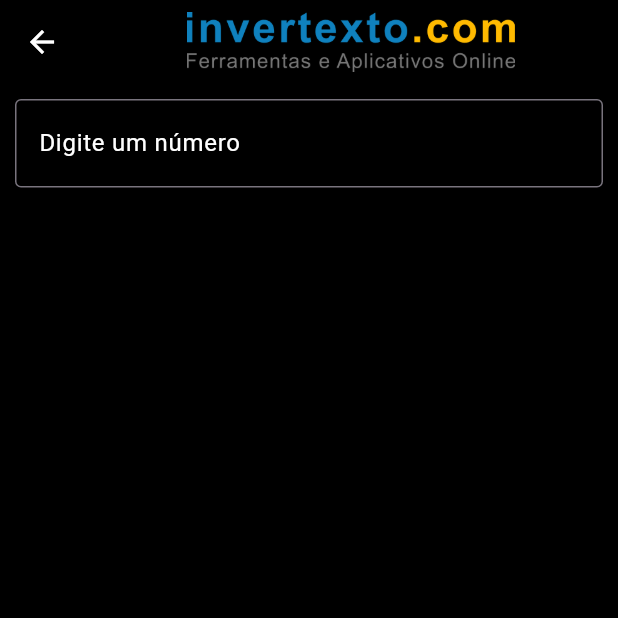
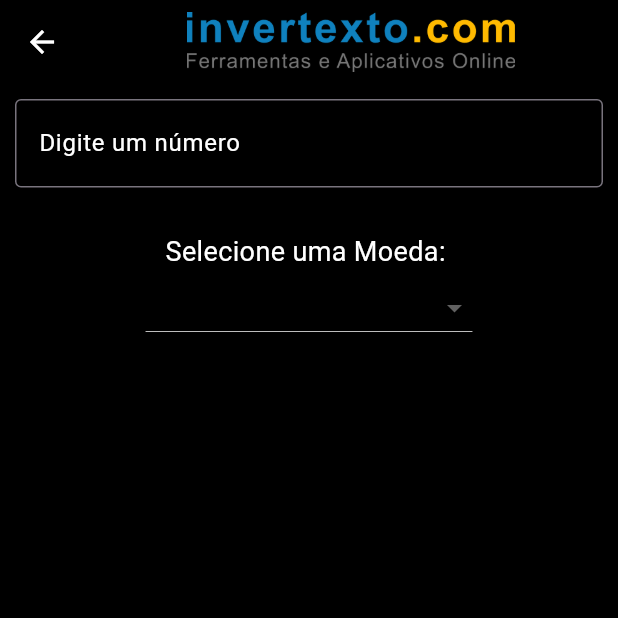
Before and after one commit to ShimiraOleg/UNICENTRO, a Flutter app: the screen it shows after launch, after a tap on "Por Extenso", on a phone screen of 412 x 824 dp, the top half of it. Run offline on Flutter 3.47's test engine with Material 3 defaults, Android fonts, the phone set to English and light mode, and no system bars; network calls fail; project files that could hold a hidden picture were left out.

Commit message:
Ex 4 - invertexto

```diff
--- a/Desenvolvimento_Para_Dispositivos_Moveis/Flutter/apk_invertexto/lib/service/invertexto_service.dart
+++ b/Desenvolvimento_Para_Dispositivos_Moveis/Flutter/apk_invertexto/lib/service/invertexto_service.dart
@@ -5,36 +5,41 @@ import 'package:http/http.dart' as http;
 class InvertextoService {
   final String _token = "21551|WVMaak5cAgDAzjzrQ3X5oqYXAZgUfiXt";
 
-  Future<Map<String, dynamic>> convertePorExtenso(String? valor) async{
-    try{
-      final uri = Uri.parse("https://api.invertexto.com/v1/number-to-words?token=$_token&number=$valor&language=pt&currency=BRL");
+  Future<Map<String, dynamic>> convertePorExtenso(
+    String? valor,
+    String? moeda,
+  ) async {
+    try {
+      final uri = Uri.parse(
+        "https://api.invertexto.com/v1/number-to-words?token=$_token&number=$valor&language=pt&currency=$moeda",
+      );
       final response = await http.get(uri);
-      if(response.statusCode == 200){
+      if (response.statusCode == 200) {
         return json.decode(response.body);
-      }
-      else{
+      } else {
         throw Exception('Erro ${response.statusCode} : ${response.body}');
       }
-    }on SocketException{
+    } on SocketException {
       throw Exception('Erro de conexão com a internet.');
-    }catch(e){
+    } catch (e) {
       rethrow;
     }
   }
 
-  Future<Map<String, dynamic>> buscaCEP(String? valor) async{
-    try{
-      final uri = Uri.parse("https://api.invertexto.com/v1/cep/$valor?token=$_token");
+  Future<Map<String, dynamic>> buscaCEP(String? valor) async {
+    try {
+      final uri = Uri.parse(
+        "https://api.invertexto.com/v1/cep/$valor?token=$_token",
+      );
       final response = await http.get(uri);
-      if(response.statusCode == 200){
+      if (response.statusCode == 200) {
         return json.decode(response.body);
-      }
-      else{
+      } else {
         throw Exception('Erro ${response.statusCode} : ${response.body}');
       }
-    }on SocketException{
+    } on SocketException {
       throw Exception('Erro de conexão com a internet.');
-    }catch(e){
+    } catch (e) {
       rethrow;
     }
   }
--- a/Desenvolvimento_Para_Dispositivos_Moveis/Flutter/apk_invertexto/lib/view/home_page.dart
+++ b/Desenvolvimento_Para_Dispositivos_Moveis/Flutter/apk_invertexto/lib/view/home_page.dart
@@ -1,4 +1,5 @@
 import 'package:apk_invertexto/view/busca_cep_page.dart';
+import 'package:apk_invertexto/view/conversor_moeda.dart';
 import 'package:apk_invertexto/view/por_extenso_page.dart';
 import 'package:flutter/material.dart';
 
@@ -64,6 +65,25 @@ class HomePage extends StatelessWidget {
                 );
               },
             ),
+            SizedBox(height: 30),
+            GestureDetector(
+              child: Row(
+                children: <Widget>[
+                  Icon(Icons.account_balance, color: Colors.white, size: 70.0),
+                  SizedBox(width: 30),
+                  Text(
+                    "Conversor de Moedas",
+                    style: TextStyle(color: Colors.white, fontSize: 20.0),
+                  ),
+                ],
+              ),
+              onTap: () {
+                Navigator.push(
+                  context,
+                  MaterialPageRoute(builder: (context) => ConversorMoedaPage()),
+                );
+              },
+            ),
           ],
         ),
       ),
--- a/Desenvolvimento_Para_Dispositivos_Moveis/Flutter/apk_invertexto/lib/view/por_extenso_page.dart
+++ b/Desenvolvimento_Para_Dispositivos_Moveis/Flutter/apk_invertexto/lib/view/por_extenso_page.dart
@@ -10,6 +10,7 @@ class PorExtensoPage extends StatefulWidget {
 
 class _PorExtensoPageState extends State<PorExtensoPage> {
   String? campo;
+  String? moeda;
   String? resultado;
   final apiService = InvertextoService();
 
@@ -55,9 +56,61 @@ class _PorExtensoPageState extends State<PorExtensoPage> {
                 });
               },
             ),
+            SizedBox(height: 30),
+            Text(
+              "Selecione uma Moeda: ",
+              style: TextStyle(color: Colors.white, fontSize: 18),
+            ),
+            DropdownButton(
+              value: moeda,
+              style: TextStyle(color: Colors.white, fontSize: 18),
+              dropdownColor: Colors.black,
+              items: [
+                DropdownMenuItem(value: "BRL", child: Text("Real (BRL)")),
+                DropdownMenuItem(value: "USD", child: Text("Dólar (USD)")),
+                DropdownMenuItem(value: "EUR", child: Text("Euro (EUR)")),
+                DropdownMenuItem(
+                  value: "GBP",
+                  child: Text("Libra Esterlina (GBP)"),
+                ),
+                DropdownMenuItem(value: "JPY", child: Text("Iene (JPY)")),
+                DropdownMenuItem(
+                  value: "ARS",
+                  child: Text("Peso Argentino (ARS)"),
+                ),
+                DropdownMenuItem(
+                  value: "MXN",
+                  child: Text("Peso Mexicano (MXN)"),
+                ),
+                DropdownMenuItem(
+                  value: "UYU",
+                  child: Text("Peso Uruguaio (UYU)"),
+                ),
+                DropdownMenuItem(value: "PYG", child: Text("Guarani (PYG)")),
+                DropdownMenuItem(value: "BOB", child: Text("Boliviano (BOB)")),
+                DropdownMenuItem(
+                  value: "CLP",
+                  child: Text("Peso Chileno (CLP)"),
+                ),
+                DropdownMenuItem(
+                  value: "COP",
+                  child: Text("Peso Colombiano (COP)"),
+                ),
+                DropdownMenuItem(
+                  value: "CUP",
+                  child: Text("Peso Cubano (CUP)"),
+                ),
+              ],
+              onChanged: (value) {
+                setState(() {
+                  moeda = value;
+                });
+              },
+            ),
+            SizedBox(height: 30),
             Expanded(
               child: FutureBuilder(
-                future: apiService.convertePorExtenso(campo),
+                future: apiService.convertePorExtenso(campo, moeda),
                 builder: (context, snapshot) {
                   switch (snapshot.connectionState) {
                     case ConnectionState.waiting:
```
Also changed, not shown: Desenvolvimento_Para_Dispositivos_Moveis/Flutter/apk_invertexto/lib/view/conversor_moeda.dart (added, +37 -0 lines), Desenvolvimento_Para_Dispositivos_Moveis/Flutter/apk_invertexto/pubspec.lock, 1 other file.
